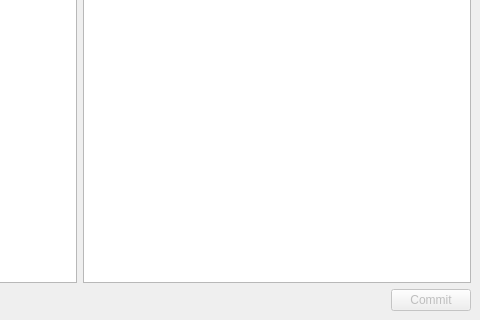
This is placer/ui/src/mainwindow.ui in prTopi/mod-placer as Qt 5 draws it before an edit; both pictures show x 320 to 800 and y 280 to 600 of the 800 by 600 pixel window. The edited form follows.
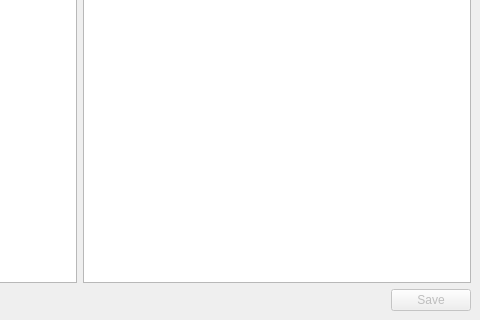
This is the edited form. Icons and pictures are not drawn.

Commit message: Version information is now stored in __init__.py Changed 'commit' back to 'save' Added pretty print option to json files Changed how mod config is stored formatted, stored in memory and created Urllib headers are now created in update.py Rewrote old edit mod dialog to use one similiar to edit config dialog Changed in what order mod data is stored in Moved legacy (Oblivion) load order changing to save.py update.py now takes ListWidgetItems instead of dicts

The edit to the form file:
```diff
--- a/placer/ui/src/mainwindow.ui
+++ b/placer/ui/src/mainwindow.ui
@@ -82,7 +82,7 @@
          <bool>false</bool>
         </property>
         <property name="text">
-         <string>Commit</string>
+         <string>Save</string>
         </property>
        </widget>
       </item>
```
Left out of the diff: 31 changed lines with no effect on the pictures. The commit also changes 15 other files.
